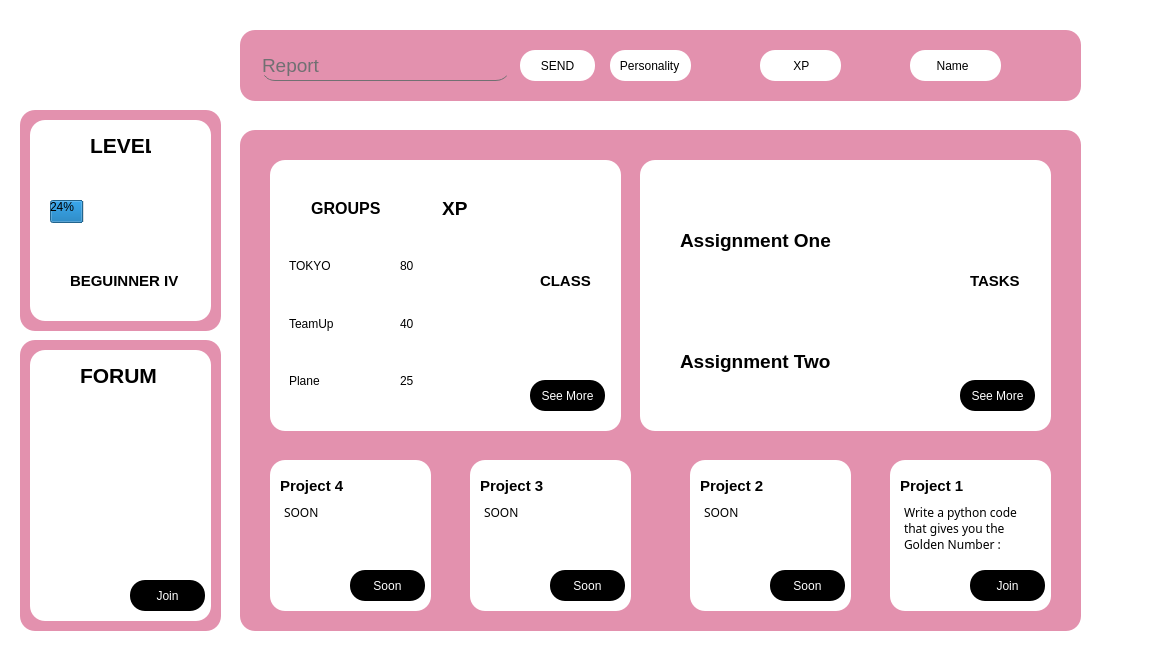
Haythem-Jaidane/TeamUp, file TeamUp/UIdesgin/MainPage.ui: the form before one commit.
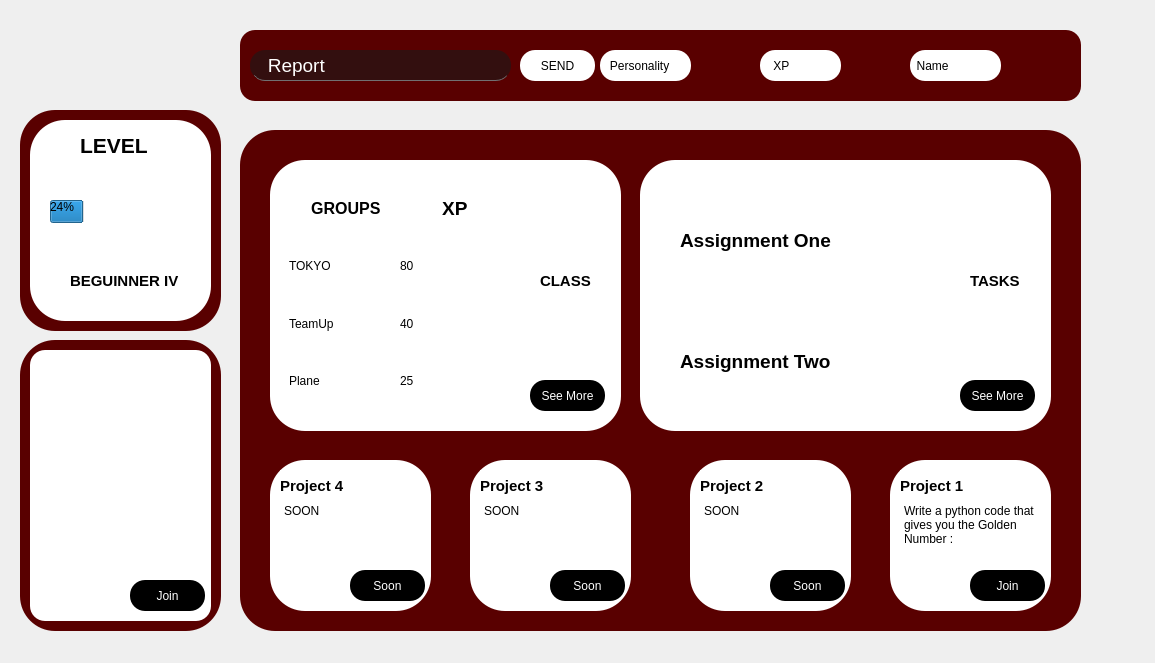
The form after the commit. Icons and pictures are not drawn.

Diff of the .ui file:
```diff
--- a/TeamUp/UIdesgin/MainPage.ui
+++ b/TeamUp/UIdesgin/MainPage.ui
@@ -14,9 +14,7 @@
    <string>MainWindow</string>
   </property>
   <property name="styleSheet">
-   <string notr="true">*{
-background:white;
-}</string>
+   <string notr="true"/>
   </property>
   <widget class="QWidget" name="centralwidget">
    <widget class="QWidget" name="Forum" native="true">
@@ -30,8 +28,8 @@
     </property>
     <property name="styleSheet">
      <string notr="true">*{
-background:#E391AE;
-border-radius: 15px;
+background:#590000;
+border-radius: 35px;
 }</string>
     </property>
     <widget class="QWidget" name="forum" native="true">
@@ -86,9 +84,9 @@
      <widget class="QLabel" name="label_20">
       <property name="geometry">
        <rect>
-        <x>50</x>
+        <x>40</x>
         <y>10</y>
-        <width>81</width>
+        <width>101</width>
         <height>31</height>
        </rect>
       </property>
@@ -98,6 +96,9 @@
         <bold>true</bold>
        </font>
       </property>
+      <property name="styleSheet">
+       <string notr="true">color:white;</string>
+      </property>
       <property name="text">
        <string>FORUM</string>
       </property>
@@ -115,7 +116,7 @@
     </property>
     <property name="styleSheet">
      <string notr="true">*{
-background:#E391AE;
+background:#590000;
 border-radius: 15px;
 }</string>
     </property>
@@ -141,9 +142,9 @@
     <widget class="QLineEdit" name="lineEdit">
      <property name="geometry">
       <rect>
-       <x>20</x>
+       <x>10</x>
        <y>20</y>
-       <width>251</width>
+       <width>261</width>
        <height>31</height>
       </rect>
      </property>
@@ -154,9 +155,9 @@
      </property>
      <property name="styleSheet">
       <string notr="true">*{
-background:transparent;
+background:#330F0F;
 border:none;
-color:#717072;
+color:white;
 border-bottom:1px solid #717072;
 }</string>
      </property>
@@ -164,7 +165,7 @@
       <string/>
      </property>
      <property name="text">
-      <string>Report</string>
+      <string>   Report</string>
      </property>
      <property name="maxLength">
       <number>32767</number>
@@ -243,7 +244,7 @@
 }</string>
      </property>
      <property name="text">
-      <string>          XP</string>
+      <string>    XP</string>
      </property>
     </widget>
     <widget class="QLabel" name="Name">
@@ -263,7 +264,7 @@
 }</string>
      </property>
      <property name="text">
-      <string>        Name</string>
+      <string>  Name</string>
      </property>
     </widget>
     <widget class="QLabel" name="label_25">
@@ -288,9 +289,9 @@
     <widget class="QLabel" name="Personality">
      <property name="geometry">
       <rect>
-       <x>370</x>
+       <x>360</x>
        <y>20</y>
-       <width>81</width>
+       <width>91</width>
        <height>31</height>
       </rect>
      </property>
@@ -317,8 +318,8 @@
     </property>
     <property name="styleSheet">
      <string notr="true">*{
-background:#E391AE;
-border-radius: 15px;
+background:#590000;
+border-radius: 35px;
 }</string>
     </property>
     <widget class="QWidget" name="Group" native="true">
@@ -716,7 +717,6 @@
       </property>
       <property name="font">
        <font>
-        <family>Microsoft JhengHei UI Light</family>
         <pointsize>11</pointsize>
        </font>
       </property>
@@ -724,12 +724,9 @@
        <string>&lt;!DOCTYPE HTML PUBLIC &quot;-//W3C//DTD HTML 4.0//EN&quot; &quot;http://www.w3.org/TR/REC-html40/strict.dtd&quot;&gt;
 &lt;html&gt;&lt;head&gt;&lt;meta name=&quot;qrichtext&quot; content=&quot;1&quot; /&gt;&lt;meta charset=&quot;utf-8&quot; /&gt;&lt;style type=&quot;text/css&quot;&gt;
 p, li { white-space: pre-wrap; }
-hr { height: 1px; border-width: 0; }
-li.unchecked::marker { content: &quot;\2610&quot;; }
-li.checked::marker { content: &quot;\2612&quot;; }
-&lt;/style&gt;&lt;/head&gt;&lt;body style=&quot; font-family:'Microsoft JhengHei UI Light'; font-size:11pt; font-weight:400; font-style:normal;&quot;&gt;
-&lt;p style=&quot; margin-top:0px; margin-bottom:0px; margin-left:0px; margin-right:0px; -qt-block-indent:0; text-indent:0px;&quot;&gt;&lt;span style=&quot; font-family:'Segoe UI'; font-size:9pt;&quot;&gt;SOON&lt;/span&gt;&lt;/p&gt;
-&lt;p style=&quot;-qt-paragraph-type:empty; margin-top:0px; margin-bottom:0px; margin-left:0px; margin-right:0px; -qt-block-indent:0; text-indent:0px; font-family:'Segoe UI'; font-size:9pt;&quot;&gt;&lt;br /&gt;&lt;/p&gt;&lt;/body&gt;&lt;/html&gt;</string>
+&lt;/style&gt;&lt;/head&gt;&lt;body style=&quot; font-family:'Segoe UI'; font-size:11pt; font-weight:400; font-style:normal;&quot;&gt;
+&lt;p style=&quot; margin-top:0px; margin-bottom:0px; margin-left:0px; margin-right:0px; -qt-block-indent:0; text-indent:0px;&quot;&gt;&lt;span style=&quot; font-size:9pt;&quot;&gt;SOON&lt;/span&gt;&lt;/p&gt;
+&lt;p style=&quot;-qt-paragraph-type:empty; margin-top:0px; margin-bottom:0px; margin-left:0px; margin-right:0px; -qt-block-indent:0; text-indent:0px; font-size:9pt;&quot;&gt;&lt;br /&gt;&lt;/p&gt;&lt;/body&gt;&lt;/html&gt;</string>
       </property>
      </widget>
     </widget>
@@ -814,7 +811,6 @@
       </property>
       <property name="font">
        <font>
-        <family>Microsoft JhengHei UI Light</family>
         <pointsize>11</pointsize>
        </font>
       </property>
@@ -822,12 +818,9 @@
        <string>&lt;!DOCTYPE HTML PUBLIC &quot;-//W3C//DTD HTML 4.0//EN&quot; &quot;http://www.w3.org/TR/REC-html40/strict.dtd&quot;&gt;
 &lt;html&gt;&lt;head&gt;&lt;meta name=&quot;qrichtext&quot; content=&quot;1&quot; /&gt;&lt;meta charset=&quot;utf-8&quot; /&gt;&lt;style type=&quot;text/css&quot;&gt;
 p, li { white-space: pre-wrap; }
-hr { height: 1px; border-width: 0; }
-li.unchecked::marker { content: &quot;\2610&quot;; }
-li.checked::marker { content: &quot;\2612&quot;; }
-&lt;/style&gt;&lt;/head&gt;&lt;body style=&quot; font-family:'Microsoft JhengHei UI Light'; font-size:11pt; font-weight:400; font-style:normal;&quot;&gt;
-&lt;p style=&quot; margin-top:0px; margin-bottom:0px; margin-left:0px; margin-right:0px; -qt-block-indent:0; text-indent:0px;&quot;&gt;&lt;span style=&quot; font-family:'Segoe UI'; font-size:9pt;&quot;&gt;SOON&lt;/span&gt;&lt;/p&gt;
-&lt;p style=&quot;-qt-paragraph-type:empty; margin-top:0px; margin-bottom:0px; margin-left:0px; margin-right:0px; -qt-block-indent:0; text-indent:0px; font-family:'Segoe UI'; font-size:9pt;&quot;&gt;&lt;br /&gt;&lt;/p&gt;&lt;/body&gt;&lt;/html&gt;</string>
+&lt;/style&gt;&lt;/head&gt;&lt;body style=&quot; font-family:'Segoe UI'; font-size:11pt; font-weight:400; font-style:normal;&quot;&gt;
+&lt;p style=&quot; margin-top:0px; margin-bottom:0px; margin-left:0px; margin-right:0px; -qt-block-indent:0; text-indent:0px;&quot;&gt;&lt;span style=&quot; font-size:9pt;&quot;&gt;SOON&lt;/span&gt;&lt;/p&gt;
+&lt;p style=&quot;-qt-paragraph-type:empty; margin-top:0px; margin-bottom:0px; margin-left:0px; margin-right:0px; -qt-block-indent:0; text-indent:0px; font-size:9pt;&quot;&gt;&lt;br /&gt;&lt;/p&gt;&lt;/body&gt;&lt;/html&gt;</string>
       </property>
      </widget>
     </widget>
@@ -912,7 +905,6 @@
       </property>
       <property name="font">
        <font>
-        <family>Microsoft JhengHei UI Light</family>
         <pointsize>11</pointsize>
        </font>
       </property>
@@ -920,12 +912,9 @@
        <string>&lt;!DOCTYPE HTML PUBLIC &quot;-//W3C//DTD HTML 4.0//EN&quot; &quot;http://www.w3.org/TR/REC-html40/strict.dtd&quot;&gt;
 &lt;html&gt;&lt;head&gt;&lt;meta name=&quot;qrichtext&quot; content=&quot;1&quot; /&gt;&lt;meta charset=&quot;utf-8&quot; /&gt;&lt;style type=&quot;text/css&quot;&gt;
 p, li { white-space: pre-wrap; }
-hr { height: 1px; border-width: 0; }
-li.unchecked::marker { content: &quot;\2610&quot;; }
-li.checked::marker { content: &quot;\2612&quot;; }
-&lt;/style&gt;&lt;/head&gt;&lt;body style=&quot; font-family:'Microsoft JhengHei UI Light'; font-size:11pt; font-weight:400; font-style:normal;&quot;&gt;
-&lt;p style=&quot; margin-top:0px; margin-bottom:0px; margin-left:0px; margin-right:0px; -qt-block-indent:0; text-indent:0px;&quot;&gt;&lt;span style=&quot; font-family:'Segoe UI'; font-size:9pt;&quot;&gt;SOON&lt;/span&gt;&lt;/p&gt;
-&lt;p style=&quot;-qt-paragraph-type:empty; margin-top:0px; margin-bottom:0px; margin-left:0px; margin-right:0px; -qt-block-indent:0; text-indent:0px; font-family:'Segoe UI'; font-size:9pt;&quot;&gt;&lt;br /&gt;&lt;/p&gt;&lt;/body&gt;&lt;/html&gt;</string>
+&lt;/style&gt;&lt;/head&gt;&lt;body style=&quot; font-family:'Segoe UI'; font-size:11pt; font-weight:400; font-style:normal;&quot;&gt;
+&lt;p style=&quot; margin-top:0px; margin-bottom:0px; margin-left:0px; margin-right:0px; -qt-block-indent:0; text-indent:0px;&quot;&gt;&lt;span style=&quot; font-size:9pt;&quot;&gt;SOON&lt;/span&gt;&lt;/p&gt;
+&lt;p style=&quot;-qt-paragraph-type:empty; margin-top:0px; margin-bottom:0px; margin-left:0px; margin-right:0px; -qt-block-indent:0; text-indent:0px; font-size:9pt;&quot;&gt;&lt;br /&gt;&lt;/p&gt;&lt;/body&gt;&lt;/html&gt;</string>
       </property>
      </widget>
     </widget>
@@ -1010,7 +999,6 @@
       </property>
       <property name="font">
        <font>
-        <family>Microsoft JhengHei UI Light</family>
         <pointsize>11</pointsize>
        </font>
       </property>
@@ -1018,11 +1006,8 @@
        <string>&lt;!DOCTYPE HTML PUBLIC &quot;-//W3C//DTD HTML 4.0//EN&quot; &quot;http://www.w3.org/TR/REC-html40/strict.dtd&quot;&gt;
 &lt;html&gt;&lt;head&gt;&lt;meta name=&quot;qrichtext&quot; content=&quot;1&quot; /&gt;&lt;meta charset=&quot;utf-8&quot; /&gt;&lt;style type=&quot;text/css&quot;&gt;
 p, li { white-space: pre-wrap; }
-hr { height: 1px; border-width: 0; }
-li.unchecked::marker { content: &quot;\2610&quot;; }
-li.checked::marker { content: &quot;\2612&quot;; }
-&lt;/style&gt;&lt;/head&gt;&lt;body style=&quot; font-family:'Microsoft JhengHei UI Light'; font-size:11pt; font-weight:400; font-style:normal;&quot;&gt;
-&lt;p style=&quot; margin-top:0px; margin-bottom:0px; margin-left:0px; margin-right:0px; -qt-block-indent:0; text-indent:0px;&quot;&gt;&lt;span style=&quot; font-family:'Segoe UI'; font-size:9pt;&quot;&gt;Write a python code that gives you the Golden Number :&lt;/span&gt;&lt;/p&gt;&lt;/body&gt;&lt;/html&gt;</string>
+&lt;/style&gt;&lt;/head&gt;&lt;body style=&quot; font-family:'Segoe UI'; font-size:11pt; font-weight:400; font-style:normal;&quot;&gt;
+&lt;p style=&quot; margin-top:0px; margin-bottom:0px; margin-left:0px; margin-right:0px; -qt-block-indent:0; text-indent:0px;&quot;&gt;&lt;span style=&quot; font-size:9pt;&quot;&gt;Write a python code that gives you the Golden Number :&lt;/span&gt;&lt;/p&gt;&lt;/body&gt;&lt;/html&gt;</string>
       </property>
      </widget>
     </widget>
@@ -1031,9 +1016,9 @@
     <property name="geometry">
      <rect>
       <x>20</x>
-      <y>30</y>
+      <y>40</y>
       <width>191</width>
-      <height>61</height>
+      <height>41</height>
      </rect>
     </property>
     <property name="autoFillBackground">
@@ -1060,8 +1045,8 @@
     </property>
     <property name="styleSheet">
      <string notr="true">*{
-background:#E391AE;
-border-radius: 15px;
+background:#590000;
+border-radius: 35px;
 }</string>
     </property>
     <widget class="QWidget" name="project_3" native="true">
@@ -1081,9 +1066,9 @@
      <widget class="QLabel" name="label_21">
       <property name="geometry">
        <rect>
-        <x>60</x>
+        <x>50</x>
         <y>10</y>
-        <width>61</width>
+        <width>71</width>
         <height>31</height>
        </rect>
       </property>
```
Left out of the diff: 20 changed lines with no effect on the pictures.
